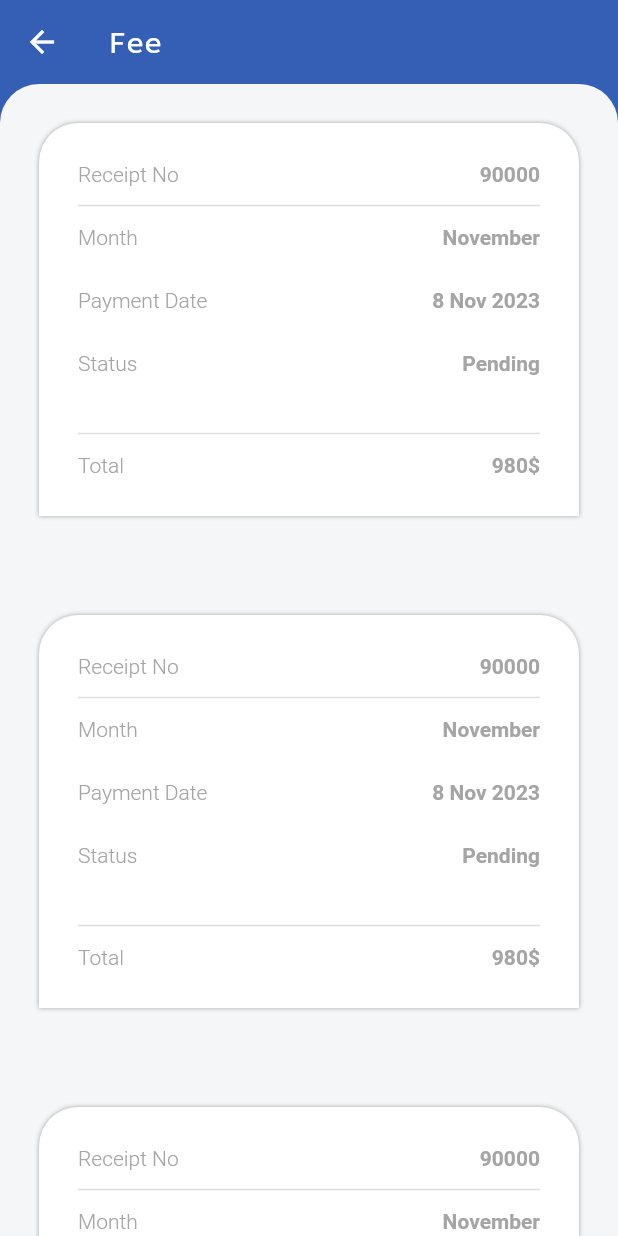
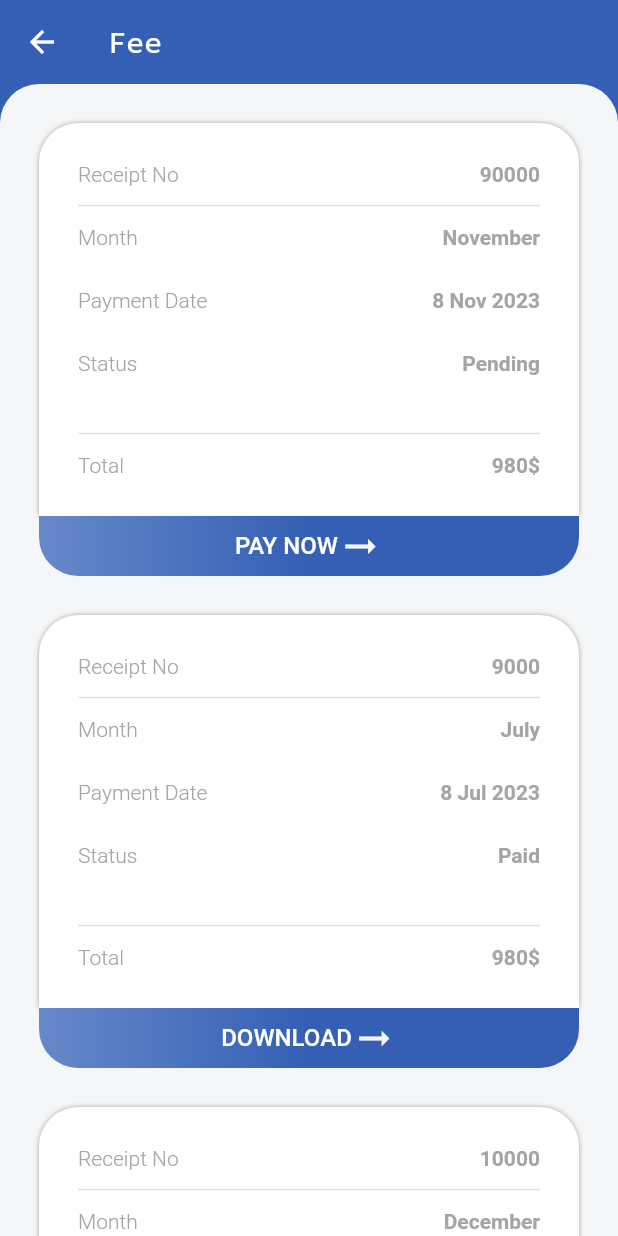
Before and after one commit to KABITATHUYAJU98/school_app_flutter, a Flutter app: the FeeScreen screen opened by its route, on a phone screen of 412 x 824 dp. Run offline on Flutter 3.47's test engine with Material 2 defaults, Android fonts, the phone set to English and light mode, and no system bars; our stand-ins replace flutter_svg, google_fonts.

Commit message:
'added_all_code_for_fee_screen'

```diff
--- a/lib/screens/fee_screen/data/fee_data.dart
+++ b/lib/screens/fee_screen/data/fee_data.dart
@@ -10,8 +10,9 @@ class FeeData {
       this.totalAmount, this.btnStatus);
 }
 
+
 List<FeeData> fee = [
   FeeData('90000', 'November', '8 Nov 2023', 'Pending', '980\$', 'PAY NOW'),
-  FeeData('90000', 'November', '8 Nov 2023', 'Pending', '980\$', 'PAY NOW'),
-  FeeData('90000', 'November', '8 Nov 2023', 'Pending', '980\$', 'PAY NOW'),
+  FeeData('9000', 'July', '8 Jul 2023', 'Paid', '980\$', 'DOWNLOAD'),
+  FeeData('10000', 'December', '8 Dec 2023', 'Paid', '980\$', 'DOWNLOAD'),
 ];
--- a/lib/screens/fee_screen/fee_screen.dart
+++ b/lib/screens/fee_screen/fee_screen.dart
@@ -1,6 +1,7 @@
 import 'package:flutter/material.dart';
 import 'package:hamro_vidyalaya/constants.dart';
 import 'package:hamro_vidyalaya/screens/fee_screen/data/fee_data.dart';
+import 'package:hamro_vidyalaya/screens/home_screen/widgets/fee_widgets.dart';
 
 class FeeScreen extends StatelessWidget {
   const FeeScreen({super.key});
@@ -22,15 +23,16 @@ class FeeScreen extends StatelessWidget {
               ),
               color: kOtherColor),
           child: ListView.builder(
-              padding: EdgeInsets.all(kDefaultPadding),
+              physics: BouncingScrollPhysics(),
+              padding: const EdgeInsets.all(kDefaultPadding),
               itemCount: fee.length,
               itemBuilder: (context, int index) {
                 return Container(
-                  margin: EdgeInsets.only(bottom: kDefaultPadding),
+                  margin: const EdgeInsets.only(bottom: kDefaultPadding),
                   child: Column(children: [
                     Container(
-                      padding: EdgeInsets.all(kDefaultPadding),
-                      decoration: BoxDecoration(
+                      padding: const EdgeInsets.all(kDefaultPadding),
+                      decoration: const BoxDecoration(
                           borderRadius: BorderRadius.vertical(
                             top: Radius.circular(kDefaultPadding),
                           ),
@@ -42,7 +44,7 @@ class FeeScreen extends StatelessWidget {
                         FeeDetailRow(
                             title: 'Receipt No',
                             statusValue: fee[index].receiptNo),
-                        SizedBox(
+                        const SizedBox(
                           height: kDefaultPadding,
                           child: Divider(
                             thickness: 1.0,
@@ -59,7 +61,7 @@ class FeeScreen extends StatelessWidget {
                             title: 'Status',
                             statusValue: fee[index].paymentStatus),
                         sizedBox,
-                        SizedBox(
+                        const SizedBox(
                           height: kDefaultPadding,
                           child: Divider(
                             thickness: 1.0,
@@ -70,10 +72,12 @@ class FeeScreen extends StatelessWidget {
                             statusValue: fee[index].totalAmount),
                       ]),
                     ),
-                    Container(
-                      width: double.infinity,
-                      height: 40.0,
-                    )
+                    FeeButton(
+                        title: fee[index].btnStatus,
+                        iconData: fee[index].btnStatus == 'Paid'
+                            ? Icons.download_outlined
+                            : Icons.arrow_right_alt,
+                        onPress: () {})
                   ]),
                 );
               }),
@@ -82,33 +86,3 @@ class FeeScreen extends StatelessWidget {
     );
   }
 }
-
-class FeeDetailRow extends StatelessWidget {
-  const FeeDetailRow(
-      {super.key, required this.title, required this.statusValue});
-  final String title;
-  final String statusValue;
-
-  @override
-  Widget build(BuildContext context) {
-    return Row(
-      mainAxisAlignment: MainAxisAlignment.spaceBetween,
-      children: [
-        Text(
-          title,
-          style: Theme.of(context)
-              .textTheme
-              .bodySmall!
-              .copyWith(fontSize: 14.0, color: kTextLightColor),
-        ),
-        Text(
-          statusValue,
-          style: Theme.of(context).textTheme.bodySmall!.copyWith(
-              fontSize: 14.0,
-              color: kTextLightColor,
-              fontWeight: FontWeight.w600),
-        )
-      ],
-    );
-  }
-}
--- /dev/null
+++ b/lib/screens/home_screen/widgets/fee_widgets.dart
@@ -0,0 +1,74 @@
+import 'package:flutter/material.dart';
+import 'package:hamro_vidyalaya/constants.dart';
+
+class FeeButton extends StatelessWidget {
+  const FeeButton(
+      {super.key,
+      required this.title,
+      required this.iconData,
+      required this.onPress});
+  final String title;
+  final IconData iconData;
+  final VoidCallback onPress;
+
+  @override
+  Widget build(BuildContext context) {
+    return InkWell(
+      onTap: onPress,
+      child: Container(
+        width: double.infinity,
+        height: 40.0,
+        decoration: const BoxDecoration(
+          gradient: LinearGradient(
+              colors: [kSecondaryColor, kPrimaryColor],
+              begin: FractionalOffset(0.0, 0.0),
+              end: FractionalOffset(0.5, 0.0),
+              stops: [0.0, 1.0],
+              tileMode: TileMode.clamp),
+          borderRadius: BorderRadius.only(
+            bottomLeft: Radius.circular(kDefaultPadding),
+            bottomRight: Radius.circular(kDefaultPadding),
+          ),
+        ),
+        child: Row(mainAxisAlignment: MainAxisAlignment.center, children: [
+          Text(title,
+              style: Theme.of(context).textTheme.bodyMedium!.copyWith(
+                    fontWeight: FontWeight.w500,
+                    fontSize: 16.0,
+                  )),
+          Icon(iconData, color: kOtherColor, size: 30.0),
+        ]),
+      ),
+    );
+  }
+}
+
+class FeeDetailRow extends StatelessWidget {
+  const FeeDetailRow(
+      {super.key, required this.title, required this.statusValue});
+  final String title;
+  final String statusValue;
+
+  @override
+  Widget build(BuildContext context) {
+    return Row(
+      mainAxisAlignment: MainAxisAlignment.spaceBetween,
+      children: [
+        Text(
+          title,
+          style: Theme.of(context)
+              .textTheme
+              .bodySmall!
+              .copyWith(fontSize: 14.0, color: kTextLightColor),
+        ),
+        Text(
+          statusValue,
+          style: Theme.of(context).textTheme.bodySmall!.copyWith(
+              fontSize: 14.0,
+              color: kTextLightColor,
+              fontWeight: FontWeight.w600),
+        )
+      ],
+    );
+  }
+}
```
